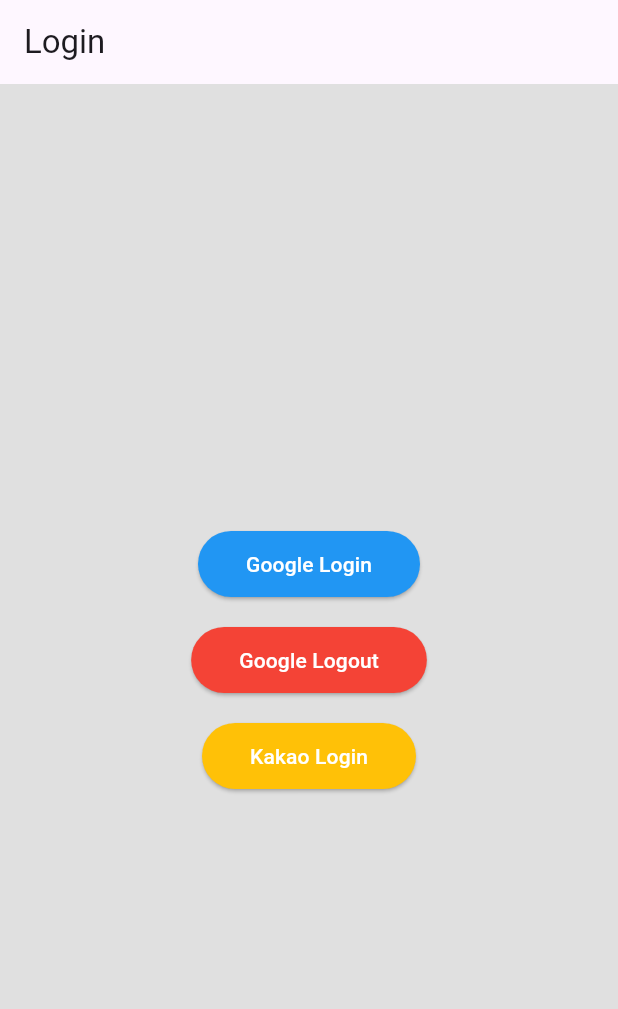
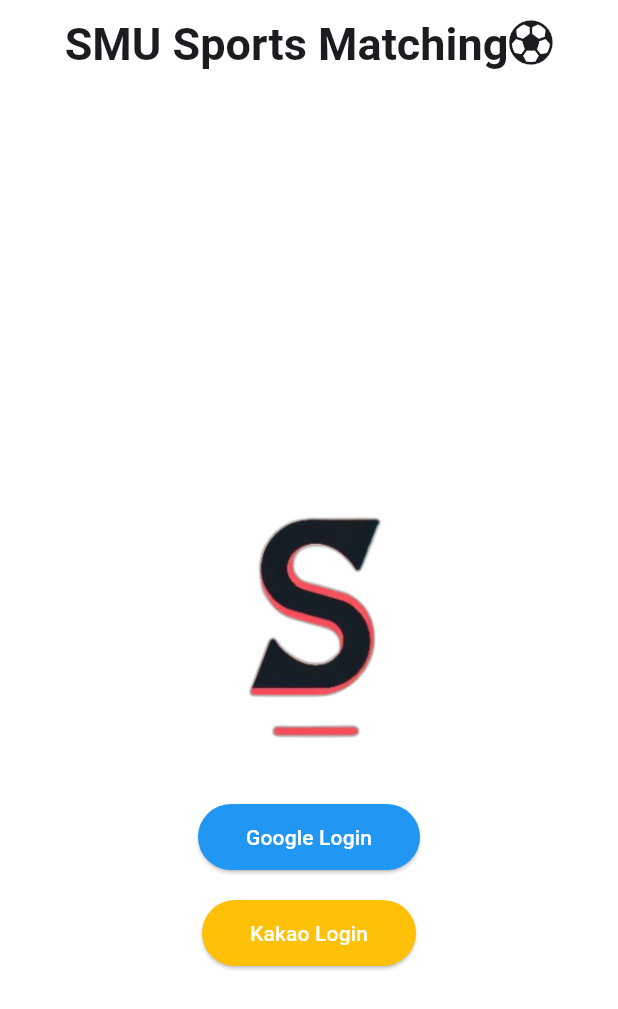
Before and after one commit to smu-flutter-project/smu_sports_matching, a Flutter app: the screen it shows after launch, on a phone screen of 412 x 824 dp. Shown: the top 1009 px of the screen. Run offline on Flutter 3.47's test engine with Material 3 defaults, Android fonts, the phone set to English and light mode, and no system bars; our stand-ins replace firebase_auth, firebase_core, go_router, google_maps_flutter, google_sign_in; missing offline and left inert: kakao_flutter_sdk; accounts and stored records are empty.

Commit message:
Feat.logout

```diff
--- a/lib/main.dart
+++ b/lib/main.dart
@@ -44,10 +44,6 @@ class MyApp extends StatelessWidget {
     initialLocation: '/auth',
     routes: [
       GoRoute(
-        path: '/logo',
-        builder: (context, state) => LogoScreen(),
-      ),
-      GoRoute(
         path: '/auth',
         builder: (context, state) => AuthScreen(),
       ),
--- a/lib/screen/auth_login.dart
+++ b/lib/screen/auth_login.dart
@@ -118,25 +118,36 @@ class LoginWidget extends StatelessWidget {
   Widget build(BuildContext context) {
     return Scaffold(
       appBar: AppBar(
-        title: const Text("Login"),
+        backgroundColor: Colors.white,
+        centerTitle: true, // 제목을 가운데로 정렬
+        title: const Text(
+          "SMU Sports Matching⚽️",
+          style: TextStyle(
+            fontWeight: FontWeight.bold, // 텍스트를 진하게 설정
+            fontSize: 30,
           ),
-      body: Center(
+        ),
+
+      ),
+      body: Container(
+        width: double.infinity,
+        height: double.infinity,
+        decoration: BoxDecoration(
+          image: DecorationImage(
+            image: AssetImage('assets/img/logo.png'),
+            fit: BoxFit.cover,
+          ),
+        ),
+        child: Center(
           child: Column(
             mainAxisAlignment: MainAxisAlignment.center,
             children: [
-            // Google 로그인 버튼
+              const SizedBox(height: 300),
               LoginButton(
                 text: "Google Login",
                 color: Colors.blue,
                 onPressed: () => _handleLogin(context, signInWithGoogle),
               ),
-            // Google 로그아웃 버튼
-            LoginButton(
-              text: "Google Logout",
-              color: Colors.red,
-              onPressed: () => signOutGoogle(context),
-            ),
-            // Kakao 로그인 버튼
               LoginButton(
                 text: "Kakao Login",
                 color: Colors.amber,
@@ -144,6 +155,7 @@ class LoginWidget extends StatelessWidget {
                 //=> _handleLogin(context, signInWithKakao),
               ),
             ],
+          ),
         ),
       ),
     );
--- a/lib/screen/logo_screen.dart
+++ b/lib/screen/logo_screen.dart
@@ -24,7 +24,7 @@ class LogoScreen extends StatelessWidget {
                     bool isAuthenticated = true;
 
                     if (isAuthenticated) {
-                      context.go('/login');
+                      context.go('/root');
                     }
                   },
                   child: Container(
--- a/lib/screen/meet_screen.dart
+++ b/lib/screen/meet_screen.dart
@@ -1,6 +1,7 @@
 import 'package:flutter/material.dart';
 import 'package:smu_flutter/screen/components/write_screen.dart';
 import 'package:smu_flutter/screen/components/chat_screen.dart';
+import 'package:smu_flutter/screen/auth_logout.dart';
 
 class MeetScreen extends StatefulWidget {
   const MeetScreen({Key? key}) : super(key: key);
@@ -48,6 +49,7 @@ class _MeetScreenState extends State<MeetScreen>
     return Scaffold(
       appBar: AppBar(
         title: const Text('모임'),
+
         bottom: TabBar(
           controller: _tabController,
           tabs: const [
```
Also changed, not shown: lib/screen/auth_home.dart (+0 -7 lines), lib/screen/auth_logout.dart (added, +42 -0 lines), lib/screen/map_screen.dart (+30 -0 lines), lib/screen/root_screen.dart (+0 -28 lines). Lines whose indentation alone changed are shown as unchanged.
